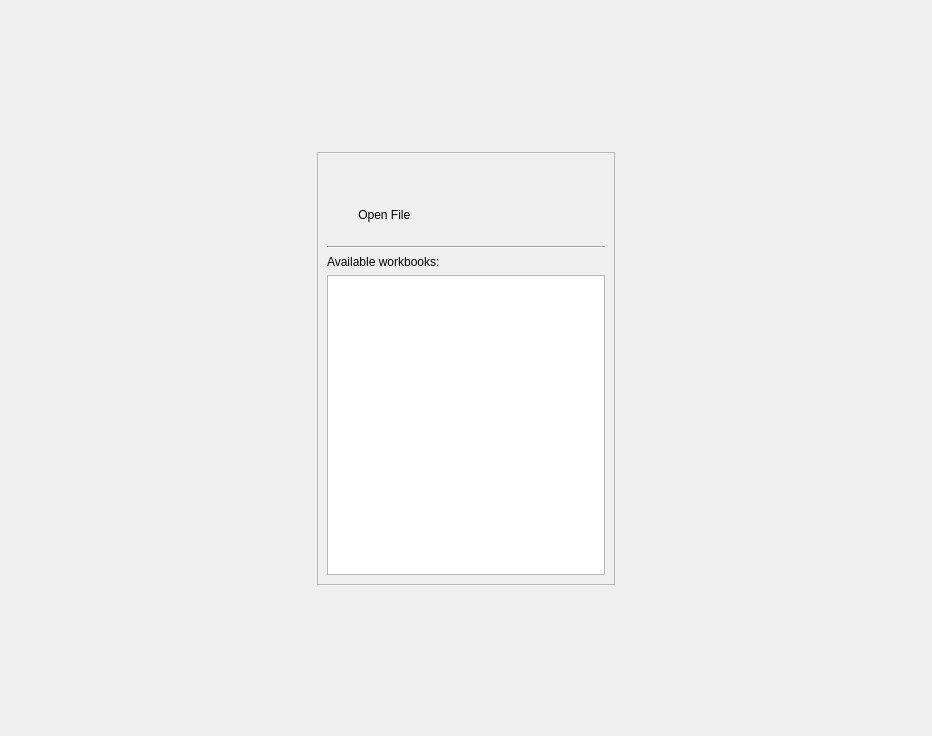
Old version of the form resources/selector.ui in the repository lesca-research/piccel.
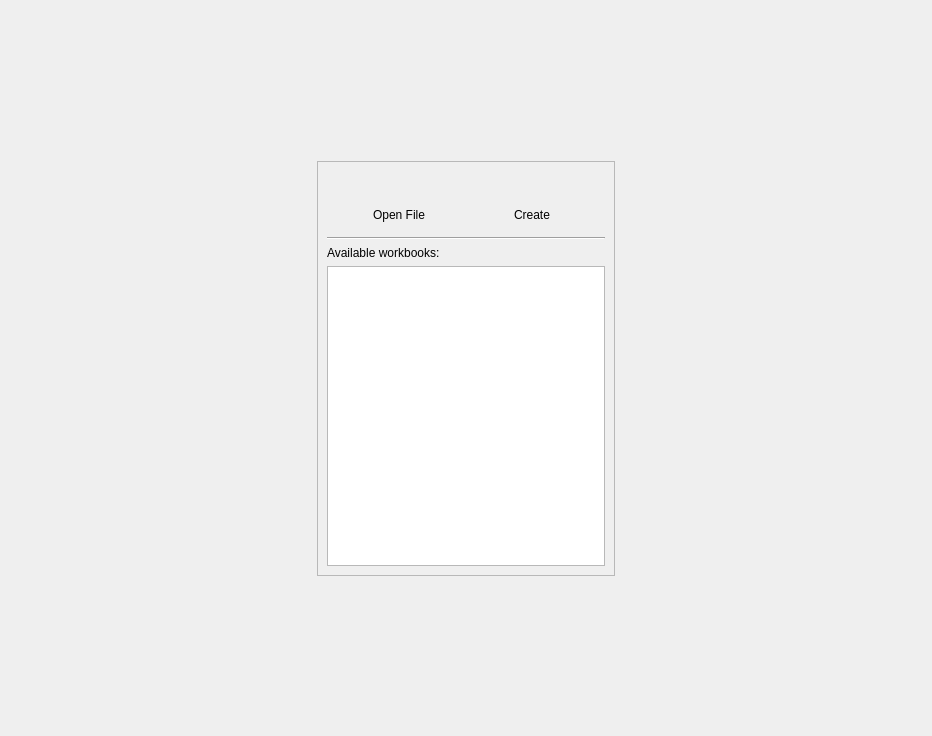
New version of the form.

What changed in the file:
```diff
--- a/resources/selector.ui
+++ b/resources/selector.ui
@@ -67,16 +67,22 @@
             <enum>QFrame::Raised</enum>
            </property>
            <layout class="QHBoxLayout" name="horizontalLayout_2">
+            <property name="topMargin">
+             <number>0</number>
+            </property>
+            <property name="bottomMargin">
+             <number>0</number>
+            </property>
             <item>
-             <widget class="QFrame" name="frame_2">
+             <widget class="QFrame" name="frame_5">
               <property name="frameShape">
                <enum>QFrame::NoFrame</enum>
               </property>
               <property name="frameShadow">
                <enum>QFrame::Raised</enum>
               </property>
-              <layout class="QVBoxLayout" name="verticalLayout_4">
-               <item>
+              <layout class="QVBoxLayout" name="verticalLayout_2">
+               <item alignment="Qt::AlignHCenter">
                 <widget class="QPushButton" name="button_open_file">
                  <property name="sizePolicy">
                   <sizepolicy hsizetype="Preferred" vsizetype="Preferred">
@@ -104,13 +110,63 @@
                  </property>
                 </widget>
                </item>
-               <item>
+               <item alignment="Qt::AlignHCenter">
                 <widget class="QLabel" name="label">
                  <property name="text">
-                  <string>    Open File</string>
+                  <string>Open File</string>
                  </property>
                  <property name="alignment">
-                  <set>Qt::AlignLeading|Qt::AlignLeft|Qt::AlignVCenter</set>
+                  <set>Qt::AlignCenter</set>
+                 </property>
+                </widget>
+               </item>
+              </layout>
+             </widget>
+            </item>
+            <item>
+             <widget class="QFrame" name="frame_2">
+              <property name="frameShape">
+               <enum>QFrame::NoFrame</enum>
+              </property>
+              <property name="frameShadow">
+               <enum>QFrame::Raised</enum>
+              </property>
+              <layout class="QVBoxLayout" name="verticalLayout_4">
+               <item alignment="Qt::AlignHCenter">
+                <widget class="QPushButton" name="button_create">
+                 <property name="sizePolicy">
+                  <sizepolicy hsizetype="Preferred" vsizetype="Preferred">
+                   <horstretch>0</horstretch>
+                   <verstretch>0</verstretch>
+                  </sizepolicy>
+                 </property>
+                 <property name="maximumSize">
+                  <size>
+                   <width>100</width>
+                   <height>16777215</height>
+                  </size>
+                 </property>
+                 <property name="text">
+                  <string/>
+                 </property>
+                 <property name="iconSize">
+                  <size>
+                   <width>48</width>
+                   <height>48</height>
+                  </size>
+                 </property>
+                 <property name="flat">
+                  <bool>true</bool>
+                 </property>
+                </widget>
+               </item>
+               <item alignment="Qt::AlignHCenter">
+                <widget class="QLabel" name="label_2">
+                 <property name="text">
+                  <string>Create</string>
+                 </property>
+                 <property name="alignment">
+                  <set>Qt::AlignCenter</set>
                  </property>
                 </widget>
                </item>
```
